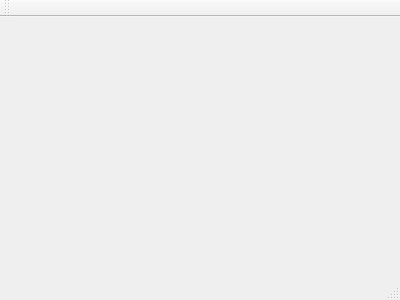
WeiMuYang/qtcreator-study-202104, file 03-qt-study-code/27-TableWidget-test/mainwindow.ui: the form before one commit.
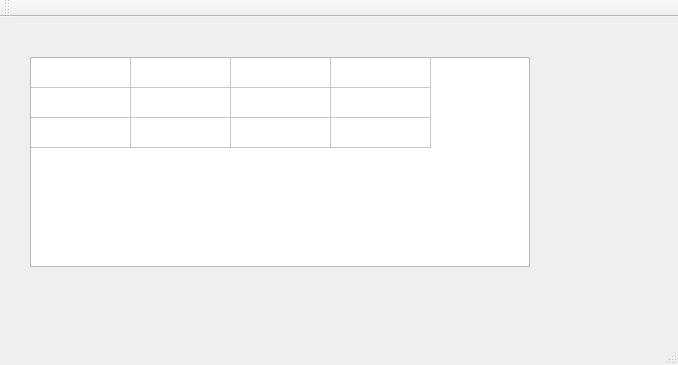
The form after the commit.

Diff of the .ui file:
```diff
--- a/03-qt-study-code/27-TableWidget-test/mainwindow.ui
+++ b/03-qt-study-code/27-TableWidget-test/mainwindow.ui
@@ -1,24 +1,78 @@
 <ui version="4.0">
  <class>MainWindow</class>
- <widget class="QMainWindow" name="MainWindow" >
-  <property name="geometry" >
+ <widget class="QMainWindow" name="MainWindow">
+  <property name="geometry">
    <rect>
     <x>0</x>
     <y>0</y>
-    <width>400</width>
-    <height>300</height>
+    <width>678</width>
+    <height>365</height>
    </rect>
   </property>
   <property name="windowTitle" >
    <string>MainWindow</string>
   </property>
-  <widget class="QMenuBar" name="menuBar" />
-  <widget class="QToolBar" name="mainToolBar" />
-  <widget class="QWidget" name="centralWidget" />
-  <widget class="QStatusBar" name="statusBar" />
+  <widget class="QWidget" name="centralWidget">
+   <widget class="QTableWidget" name="tableWidget">
+    <property name="geometry">
+     <rect>
+      <x>30</x>
+      <y>40</y>
+      <width>500</width>
+      <height>210</height>
+     </rect>
+    </property>
+    <property name="styleSheet">
+     <string notr="true"/>
+    </property>
+    <property name="verticalScrollBarPolicy">
+     <enum>Qt::ScrollBarAlwaysOff</enum>
+    </property>
+    <property name="horizontalScrollBarPolicy">
+     <enum>Qt::ScrollBarAlwaysOff</enum>
+    </property>
+    <property name="rowCount">
+     <number>3</number>
+    </property>
+    <property name="columnCount">
+     <number>4</number>
+    </property>
+    <attribute name="horizontalHeaderVisible">
+     <bool>false</bool>
+    </attribute>
+    <attribute name="verticalHeaderVisible">
+     <bool>false</bool>
+    </attribute>
+    <row/>
+    <row/>
+    <row/>
+    <column/>
+    <column/>
+    <column/>
+    <column/>
+   </widget>
+  </widget>
+  <widget class="QMenuBar" name="menuBar">
+   <property name="geometry">
+    <rect>
+     <x>0</x>
+     <y>0</y>
+     <width>678</width>
+     <height>23</height>
+    </rect>
+   </property>
+  </widget>
+  <widget class="QToolBar" name="mainToolBar">
+   <attribute name="toolBarArea">
+    <enum>TopToolBarArea</enum>
+   </attribute>
+   <attribute name="toolBarBreak">
+    <bool>false</bool>
+   </attribute>
+  </widget>
+  <widget class="QStatusBar" name="statusBar"/>
  </widget>
- <layoutDefault spacing="6" margin="11" />
- <pixmapfunction></pixmapfunction>
+ <layoutdefault spacing="6" margin="11"/>
  <resources/>
  <connections/>
 </ui>
```
Left out of the diff: 3 changed lines with no effect on the pictures.
